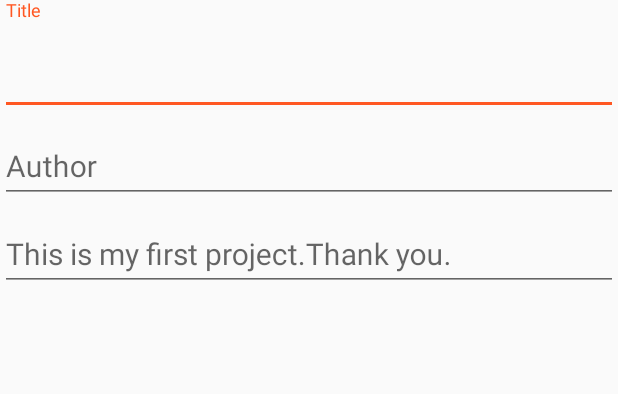
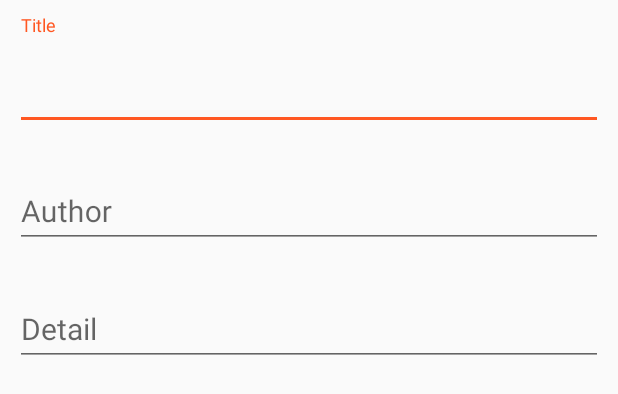
Before and after one commit to qiaoyunrui/LightReader, an Android app: the layout save_dialog_layout.xml on its own in the app's theme, with its tools: preview values and no code run, on a phone screen of 412 x 824 dp. Shown: the top 394 px of the screen. Run offline under Robolectric (Android 15) with nearby library versions, the phone set to English and light mode, and no system bars.

```diff
--- a/app/src/main/AndroidManifest.xml
+++ b/app/src/main/AndroidManifest.xml
@@ -33,7 +33,8 @@
             android:theme="@style/NoTitleFullScreen"></activity>
         <activity
             android:name=".Activities.ShowActivity"
-            android:theme="@style/AppTheme"></activity>
+            android:theme="@style/AppTheme"
+            android:windowSoftInputMode="adjustUnspecified|adjustResize"></activity>
     </application>
 
 </manifest>
--- a/app/src/main/java/com/qiao/androidlab/lightreader/Parts/LightPic.java
+++ b/app/src/main/java/com/qiao/androidlab/lightreader/Parts/LightPic.java
@@ -2,10 +2,12 @@
 
 import android.graphics.Bitmap;
 
+import java.io.Serializable;
+
 /**
  * Created by Administrator on 2015/11/30.
  */
-public class LightPic {
+public class LightPic implements Serializable {
 
     private String title = "title";
     private String author = "author";
--- a/app/src/main/java/com/qiao/androidlab/lightreader/db/DBCtrl.java
+++ b/app/src/main/java/com/qiao/androidlab/lightreader/db/DBCtrl.java
@@ -12,7 +12,7 @@
     private static final String DE_NAME = "lightpic.db";
     private static final int VERSION = 1;
     private static final String SQL_CREATE = "CREATE TABLE light_info(" +
-            "id INTEGER PRIMARY KEY AUTOINCREMENT," +
+            "id INTEGER PRIMARY KEY AUTOINCREMENT NULL," +
             "title VARCHAR(50)," +
             "author VARCHAR(20)," +
             "time VARCHAR(20)," +
--- a/app/src/main/java/com/qiao/androidlab/lightreader/db/DBUtil.java
+++ b/app/src/main/java/com/qiao/androidlab/lightreader/db/DBUtil.java
@@ -53,7 +53,7 @@
         return SUCCESS;
     }
 
-    public int mDBDelect(int id) {
+    public int mDBDelete(int id) {
         if (mdb == null) {
             return FAIL;
         }
--- a/app/src/main/res/layout/save_dialog_layout.xml
+++ b/app/src/main/res/layout/save_dialog_layout.xml
@@ -7,31 +7,36 @@
     <android.support.design.widget.TextInputLayout
         android:id="@+id/dialogTitleEditLayout"
         android:layout_width="match_parent"
-        android:layout_height="wrap_content">
+        android:layout_height="wrap_content"
+        android:layout_margin="@dimen/card_part_margin"
+        android:saveEnabled="true">
 
-        <EditText
+        <android.support.v7.widget.AppCompatEditText
             android:id="@+id/titleEditView"
             android:layout_width="match_parent"
             android:layout_height="wrap_content"
             android:hint="@string/card_title_text"
             android:inputType="text"
-            android:textIsSelectable="true"
+            android:singleLine="true"
             android:textSize="@dimen/card_title_text_size" />
+
+        <!-- -->
 
     </android.support.design.widget.TextInputLayout>
 
     <android.support.design.widget.TextInputLayout
         android:id="@+id/dialogAuthorEditLayout"
         android:layout_width="match_parent"
-        android:layout_height="wrap_content">
+        android:layout_height="wrap_content"
+        android:layout_margin="@dimen/card_part_margin">
 
-        <EditText
+        <android.support.v7.widget.AppCompatEditText
             android:id="@+id/authorEditView"
             android:layout_width="match_parent"
             android:layout_height="wrap_content"
             android:hint="@string/card_author_text"
             android:inputType="text"
-            android:textIsSelectable="true"
+            android:singleLine="true"
             android:textSize="@dimen/card_author_text_size" />
 
     </android.support.design.widget.TextInputLayout>
@@ -39,16 +44,19 @@
     <android.support.design.widget.TextInputLayout
         android:id="@+id/dialogDetailEditLayout"
         android:layout_width="match_parent"
-        android:layout_height="wrap_content">
+        android:layout_height="wrap_content"
+        android:layout_margin="@dimen/card_part_margin">
 
-        <EditText
+        <android.support.v7.widget.AppCompatEditText
             android:id="@+id/detailEditView"
             android:layout_width="match_parent"
             android:layout_height="wrap_content"
-            android:hint="@string/card_detail"
+            android:autoText="true"
+            android:focusable="true"
+            android:hint="Detail"
             android:inputType="text"
             android:lines="10"
-            android:textIsSelectable="false"
+            android:singleLine="false"
             android:textSize="@dimen/card_detail_text_size" />
 
     </android.support.design.widget.TextInputLayout>
```
Also changed, not shown: app/src/main/java/com/qiao/androidlab/lightreader/Activities/CameraActivity.java (+11 -3 lines), app/src/main/java/com/qiao/androidlab/lightreader/Activities/ShowActivity.java (+96 -16 lines), app/src/main/java/com/qiao/androidlab/lightreader/CameraUtil/CameraUtil.java (+105 -41 lines), app/src/main/java/com/qiao/androidlab/lightreader/Parts/DrawSurfaceView.java (+26 -4 lines).
